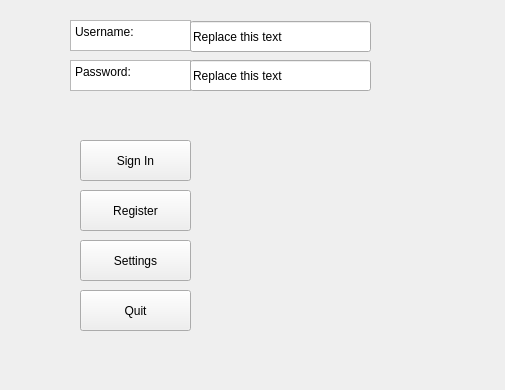
The window that code/Staging_Environment/SP23/code/SP23/mainwindow.ui (muazzamaqeel/Software-Project-CTS-5) describes before a commit, drawn with Qt 5; both pictures show x 0 to 505 and y 210 to 600 of the 1024 by 600 pixel window.
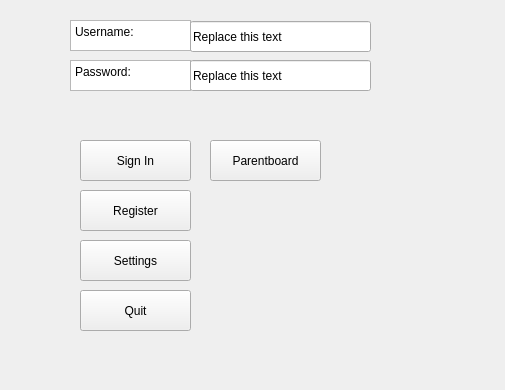
The same window after the commit.

Patch:
```diff
--- a/code/Staging_Environment/SP23/code/SP23/mainwindow.ui
+++ b/code/Staging_Environment/SP23/code/SP23/mainwindow.ui
@@ -181,6 +181,19 @@
      <string>Replace this text</string>
     </property>
    </widget>
+   <widget class="QPushButton" name="parentboardButton">
+    <property name="geometry">
+     <rect>
+      <x>210</x>
+      <y>350</y>
+      <width>111</width>
+      <height>41</height>
+     </rect>
+    </property>
+    <property name="text">
+     <string>Parentboard</string>
+    </property>
+   </widget>
   </widget>
   <widget class="QMenuBar" name="menubar">
    <property name="geometry">
```
Left out of the diff: 16 changed lines with no effect on the pictures.
